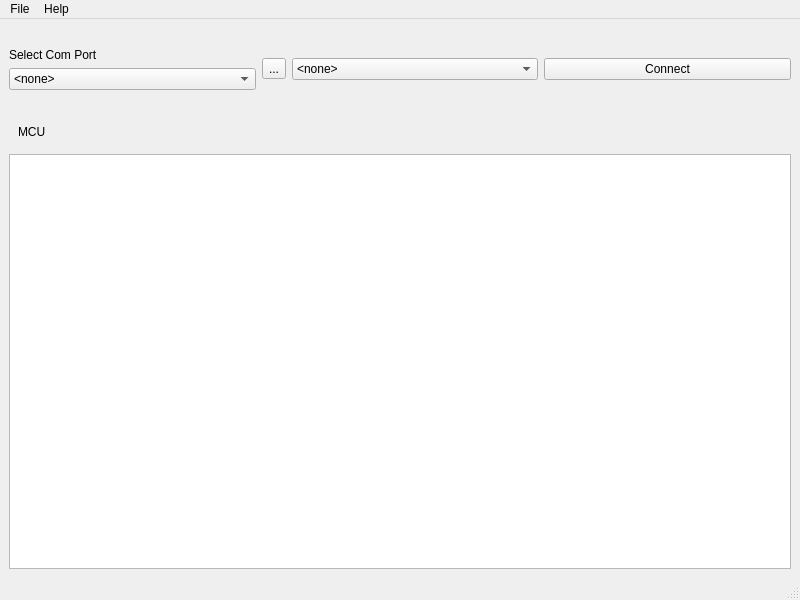
The window that mainwindow.ui (DjSkaarj/port_terminal) describes before a commit, drawn with Qt 5.
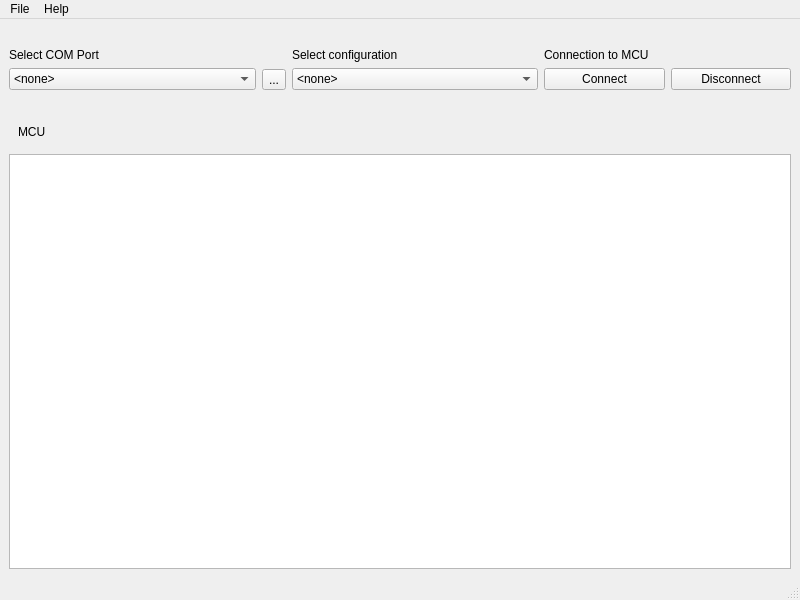
The same window after the commit. Custom widgets are drawn as their Qt base class.

What changed in the file:
```diff
--- a/mainwindow.ui
+++ b/mainwindow.ui
@@ -57,7 +57,7 @@
         <item>
          <widget class="QLabel" name="label">
           <property name="text">
-           <string>Select Com Port</string>
+           <string>Select COM Port</string>
           </property>
          </widget>
         </item>
@@ -73,7 +73,13 @@
        </layout>
       </item>
       <item>
-       <layout class="QVBoxLayout" name="verticalLayout_2"/>
+       <layout class="QVBoxLayout" name="verticalLayout_2">
+        <item>
+         <widget class="QLabel" name="label_2">
+          <property name="text">
+           <string/>
+          </property>
+         </widget>
       </item>
       <item>
        <widget class="QToolButton" name="toolButton">
@@ -82,6 +88,17 @@
         </property>
        </widget>
       </item>
+       </layout>
+      </item>
+      <item>
+       <layout class="QVBoxLayout" name="verticalLayout_4">
+        <item>
+         <widget class="QLabel" name="label_3">
+          <property name="text">
+           <string>Select configuration</string>
+          </property>
+         </widget>
+        </item>
       <item>
        <widget class="cfgBox" name="cfgComboBox">
         <item>
@@ -91,12 +108,36 @@
         </item>
        </widget>
       </item>
+       </layout>
+      </item>
+      <item>
+       <layout class="QVBoxLayout" name="verticalLayout_6">
+        <item>
+         <widget class="QLabel" name="label_4">
+          <property name="text">
+           <string>Connection to MCU</string>
+          </property>
+         </widget>
+        </item>
+        <item>
+         <layout class="QHBoxLayout" name="horizontalLayout_2">
       <item>
        <widget class="QPushButton" name="pushButton_2">
         <property name="text">
          <string>Connect</string>
         </property>
        </widget>
+          </item>
+          <item>
+           <widget class="QPushButton" name="pushButton">
+            <property name="text">
+             <string>Disconnect</string>
+            </property>
+           </widget>
+          </item>
+         </layout>
+        </item>
+       </layout>
       </item>
      </layout>
     </item>
```
Lines whose indentation alone changed are shown as unchanged.
